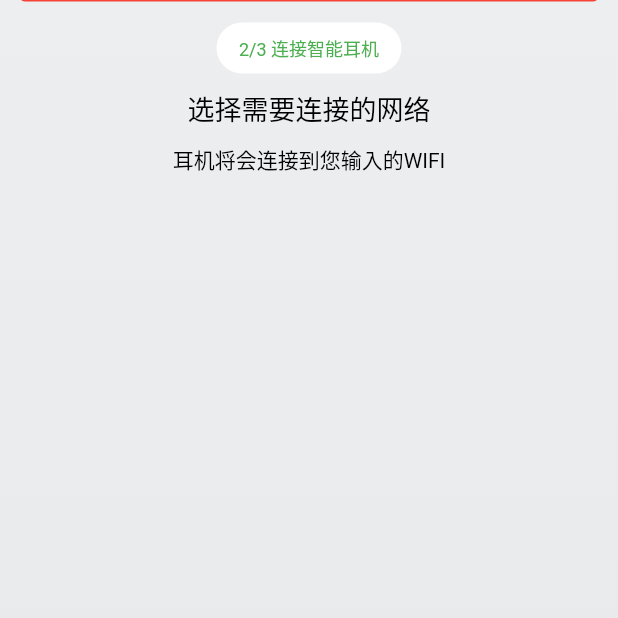
After one commit to erbrother/flutter_app, a Flutter app: the ConnectWifiPage screen opened directly, on a phone screen of 412 x 824 dp, the top half of it. The commit adds this screen. Run offline on Flutter 3.47's test engine with Material 2 defaults, Android fonts, the phone set to English and light mode, and no system bars; our stand-ins replace dio, flutter_blue.

Commit message:
writing wifi page

```diff
--- /dev/null
+++ b/lib/page/connectWifi_page.dart
@@ -0,0 +1,313 @@
+import 'dart:async';
+import 'dart:convert';
+import 'dart:math';
+import 'package:flutter/material.dart';
+import 'package:flutter_blue/flutter_blue.dart';
+
+class ConnectWifiPage extends StatefulWidget {
+  final BluetoothDevice bluetoothDevice;
+
+  ConnectWifiPage({
+    this.bluetoothDevice
+  });
+
+  @override
+  _ConnectWifiPageState createState() => _ConnectWifiPageState();
+}
+
+class _ConnectWifiPageState extends State<ConnectWifiPage>
+    with SingleTickerProviderStateMixin {
+  Animation wifiAnimation;
+  AnimationController wifiAnimationController;
+
+  //  初始化页面
+  @override
+  void initState() {
+    // TODO: implement initState
+    super.initState();
+    wifiAnimationController = new AnimationController(vsync: this, duration: Duration(seconds: 1));
+    wifiAnimation = new CurvedAnimation(parent: wifiAnimationController, curve: Curves.elasticOut);
+  }
+
+  @override
+  void dispose() {
+    // TODO: implement dispose
+    super.dispose();
+  }
+
+  @override
+  Widget build(BuildContext context) {
+    return Scaffold(
+      body: SafeArea(
+        child: Stack(
+          children: <Widget>[
+            Container(
+              width: MediaQuery
+                  .of(context)
+                  .size
+                  .width,
+              padding: EdgeInsets.symmetric(vertical: 15.0),
+              decoration: BoxDecoration(
+                  gradient: LinearGradient(
+                      colors: [Color(0xffedeef0), Color(0xffe6e7e9)],
+                      begin: Alignment.topCenter,
+                      end: Alignment.bottomCenter)),
+              child: Column(
+                children: <Widget>[
+                  Container(
+                    padding:
+                    EdgeInsets.symmetric(vertical: 8.0, horizontal: 15.0),
+                    decoration: BoxDecoration(
+                        color: Colors.white,
+                        borderRadius: BorderRadius.all(Radius.circular(20.0))),
+                    child: Text("2/3 连接智能耳机",
+                        style: TextStyle(color: Colors.green, fontSize: 12.0)),
+                  ),
+                  Padding(
+                    padding: EdgeInsets.symmetric(vertical: 10.0),
+                    child: Text(
+                      "选择需要连接的网络",
+                      style: TextStyle(color: Colors.black, fontSize: 18.0),
+                    ),
+                  ),
+                  Padding(
+                    padding: EdgeInsets.only(bottom: 10.0),
+                    child: Text("耳机将会连接到您输入的WIFI",
+                        style: TextStyle(color: Colors.black, fontSize: 14.0)),
+                  ),
+                  Padding(
+                    padding: EdgeInsets.all(5.0),
+                  ),
+                  new Expanded(
+                      child: Container()),
+                ],
+              ),
+            ),
+            Positioned(
+              top: wifiAnimation.value * 80 - 50,
+              width: MediaQuery
+                  .of(context)
+                  .size
+                  .width,
+              child: Row(
+                mainAxisAlignment: MainAxisAlignment.center,
+                children: <Widget>[
+                  Expanded(
+                    child: InkWell(
+                      onTap: () {
+                        wifiAnimationController.animateTo(0);
+                      },
+                      child: Container(
+                        margin: EdgeInsets.symmetric(horizontal: 12.0),
+                        decoration: BoxDecoration(
+                            color: Colors.red,
+                            borderRadius: BorderRadius.all(Radius.circular(5))),
+                        child: Padding(
+                          padding: const EdgeInsets.all(15.0),
+                          child: Text(
+                            "请打开WIFI",
+                            textAlign: TextAlign.center,
+                            style: TextStyle(color: Colors.white),
+                          ),
+                        ),
+                      ),
+                    ),
+                  )
+                ],
+              ),
+            )
+          ],
+        ),
+      ),
+    );
+  }
+
+
+//  连接蓝牙设备
+  connectDevice(int index, bluetoothDevice, bleSendSequence) async {
+    await bluetoothDevice.connect();
+    var characteristic;
+    var readCharacteristic;
+
+    bleSendSequence = 0;
+    List<BluetoothService> services =
+    await bluetoothDevice.discoverServices();
+
+    for (BluetoothService service in services) {
+      var characteristics = service.characteristics;
+      for (BluetoothCharacteristic c in characteristics) {
+        print(
+            "notify and write: ${c.properties.notify}, ${c.properties.write}");
+        if (c.properties.write) {
+          characteristic = c;
+        }
+
+        if (c.properties.notify) {
+          readCharacteristic = c;
+        }
+      }
+    }
+
+    print("isNotifying ${readCharacteristic.isNotifying}");
+    if (!readCharacteristic.isNotifying) {
+      await readCharacteristic.setNotifyValue(true);
+    }
+
+    List<int> resVal = new List();
+    readCharacteristic.value.listen((value) {
+//      String valStr = utf8.decode(value);
+      if (value.length < 4) return;
+      print(value);
+      if (value[1] == 20) {
+        value.sublist(4, value.length).forEach((v) {
+          resVal.add(v);
+        });
+        return;
+      }
+
+      if (value[1] == 4) {
+        value.sublist(4).forEach((v) {
+          resVal.add(v);
+        });
+
+        print(utf8.decode(resVal));
+
+        print(utf8.encode("Qc"));
+
+        resVal.clear();
+      }
+    });
+  }
+
+  Future sendCMD(BluetoothCharacteristic characteristic, cmd, subCMD,
+      frameControl, payload, bleSendSequence) async {
+    var lsb = ((subCMD & 0x3f) << 2) | (cmd & 0x03);
+    var u8array = new List<int>();
+    u8array.add(lsb);
+    u8array.add(frameControl);
+    u8array.add(bleSendSequence);
+    u8array.add(payload.length);
+
+    for (int i = 0; i < payload.length; i++) {
+      u8array.add(payload[i]);
+    }
+
+    await characteristic.write(u8array);
+  }
+
+  sendName(characteristic, bleSendSequence) async {
+    String name = "Qc";
+
+    List<int> nameArr = utf8.encode(name);
+    await sendCMD(characteristic, 0x01, 0x02, 0, nameArr, bleSendSequence);
+    bleSendSequence++;
+//    characteristic.write(value)
+  }
+
+  sendPassword(characteristic, bleSendSequence) async {
+    String password = "32218180";
+
+    List<int> passwordArr = utf8.encode(password);
+    await sendCMD(characteristic, 0x01, 0x03, 0, passwordArr, bleSendSequence);
+    bleSendSequence++;
+    await sendCMD(characteristic, 0x00, 0x03, 0, '', bleSendSequence);
+    bleSendSequence++;
+  }
+
+//  检查连接状态
+  checkConnect(characteristic, bleSendSequence) {
+    sendCMD(characteristic, 0x00, 0x05, 0, '', bleSendSequence);
+    bleSendSequence++;
+  }
+
+  void showBottomSheet() {
+    showModalBottomSheet(
+        context: context,
+        builder: (context) {
+          return Container(
+            color: Colors.black.withOpacity(0.55),
+            height: 300,
+            child: Column(
+                mainAxisAlignment: MainAxisAlignment.start,
+                crossAxisAlignment: CrossAxisAlignment.start,
+                children: <Widget>[
+                  Container(
+                    width: MediaQuery
+                        .of(context)
+                        .size
+                        .width,
+                    margin: EdgeInsets.only(bottom: 5.0),
+                    padding: EdgeInsets.all(8.0),
+                    decoration: BoxDecoration(
+                        color: Colors.white,
+                        borderRadius: BorderRadius.all(Radius.circular(10.0))),
+                    child: Column(
+                        mainAxisAlignment: MainAxisAlignment.start,
+                        crossAxisAlignment: CrossAxisAlignment.start,
+                        children: <Widget>[
+                          Padding(
+                            padding: const EdgeInsets.all(8.0),
+                            child: Text("列表中没有启辰智能耳机?",
+                                style: TextStyle(
+                                    fontWeight: FontWeight.bold,
+                                    fontSize: 18.0,
+                                    color: Colors.black)),
+                          ),
+                          Padding(
+                            padding: const EdgeInsets.all(8.0),
+                            child: Text("1. 手机离设备近一些",
+                                style: TextStyle(
+                                    fontSize: 12.0, color: Colors.black)),
+                          ),
+                          Padding(
+                            padding: const EdgeInsets.all(8.0),
+                            child: Text("2. 请确保您的设备处于开机状态",
+                                style: TextStyle(
+                                    fontSize: 12.0, color: Colors.black)),
+                          ),
+                          Padding(
+                            padding: const EdgeInsets.all(8.0),
+                            child: Text("3. 请确保您的手机已经开启蓝牙",
+                                style: TextStyle(
+                                    fontSize: 12.0, color: Colors.black)),
+                          ),
+                          Padding(
+                            padding: const EdgeInsets.all(8.0),
+                            child: Text("4. 点击刷 “刷新列表” 按钮可以重新搜索设备",
+                                style: TextStyle(
+                                    fontSize: 12.0, color: Colors.black)),
+                          ),
+                          Padding(
+                            padding: const EdgeInsets.all(8.0),
+                            child: Text(
+                                "5. 只能耳机的蓝牙名称默认为 “启辰智能耳机-001”, 后续可在用户中心进行设备名称修改",
+                                style: TextStyle(
+                                    fontSize: 12.0, color: Colors.black)),
+                          ),
+                        ]),
+                  ),
+                  InkWell(
+                    onTap: () => Navigator.of(context).pop(),
+                    child: Container(
+                      width: MediaQuery
+                          .of(context)
+                          .size
+                          .width,
+                      padding: EdgeInsets.all(15.0),
+                      decoration: BoxDecoration(
+                          color: Colors.white,
+                          borderRadius: BorderRadius.all(
+                              Radius.circular(10.0))),
+                      child: Center(
+                        child:
+                        Text("我知道了", style: TextStyle(
+                            color: Colors.green, fontSize: 16.0)),
+                      ),
+                    ),
+                  )
+                ]),
+          );
+        });
+  }
+
+}
```
Also changed, not shown: lib/page/blueTooth_page.dart (+2 -91 lines).
